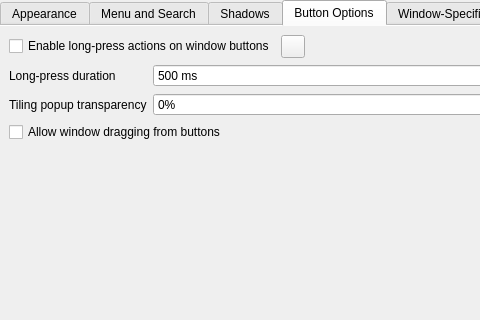
Qt form src/kcm/config.ui (guiodic/material-decoration) before a commit; both pictures show x 0 to 480 and y 0 to 320 of the 740 by 749 pixel window.
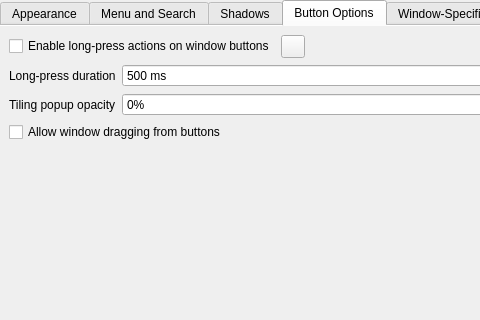
The same form after that commit. The open tabs and pages were chosen to show the change. Custom widgets are drawn as their Qt base class.

Commit message: Use opacity percentage for tiling popup with 85 percent default

Patch:
```diff
--- a/src/kcm/config.ui
+++ b/src/kcm/config.ui
@@ -447,7 +447,7 @@
        <item row="2" column="0">
         <widget class="QLabel" name="label_tilingPopupTransparency">
          <property name="text">
-          <string notr="true">Tiling popup transparency</string>
+          <string notr="true">Tiling popup opacity</string>
          </property>
          <property name="buddy">
           <cstring>kcfg_TilingPopupTransparency</cstring>
```
Left out of the diff: 6 changed lines with no effect on the pictures. The commit also changes 9 other files.
